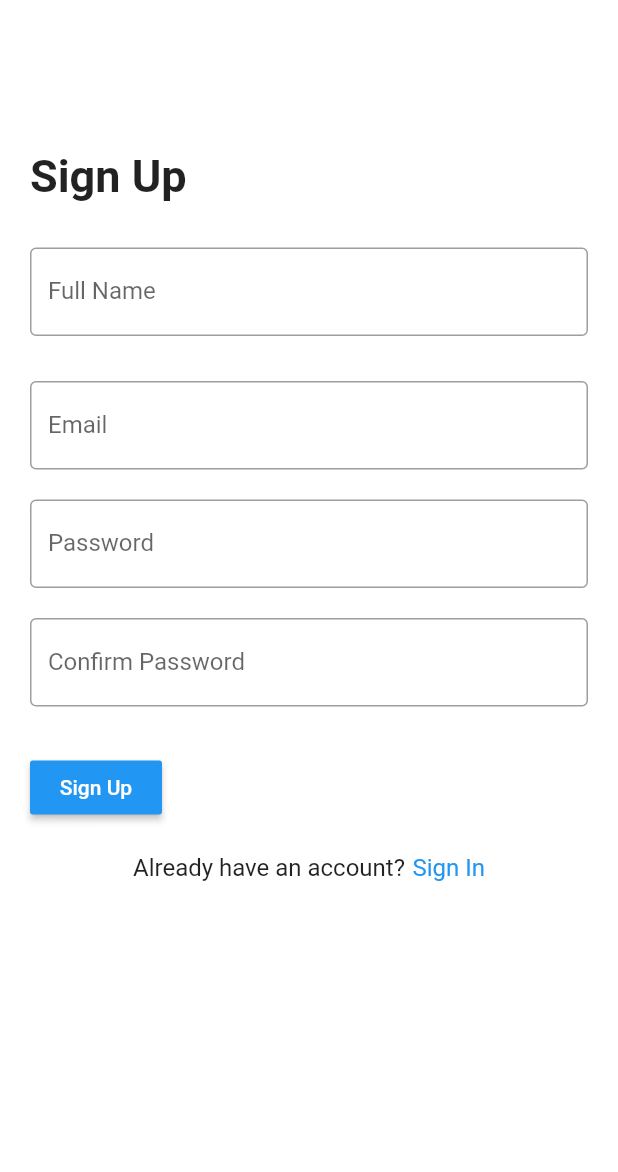
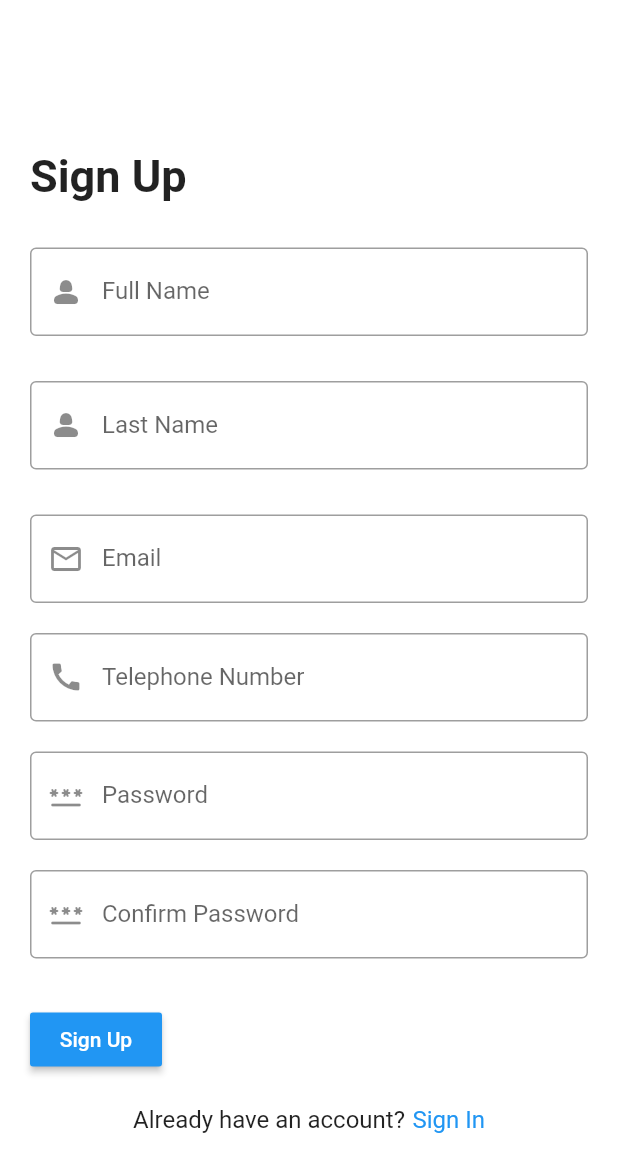
Before and after one commit to kanishkaviraj12/cinema_new, a Flutter app: the SignupPage screen opened directly, after a tap on "Sign Up", on a phone screen of 412 x 824 dp. Shown: the top 1172 px of the screen. Run offline on Flutter 3.47's test engine with Material 2 defaults, Android fonts, the phone set to English and light mode, and no system bars; our stand-ins replace cached_network_image, cloud_firestore, firebase_auth, firebase_core, get, google_fonts; accounts and stored records are empty; network calls fail.

Commit message:
done signup db

```diff
--- a/lib/signup.dart
+++ b/lib/signup.dart
@@ -1,12 +1,9 @@
-
 import 'package:cinema_new/User/Billing_information.dart';
 import 'package:cloud_firestore/cloud_firestore.dart';
 import 'package:firebase_auth/firebase_auth.dart';
 import 'package:firebase_core/firebase_core.dart';
 import 'package:flutter/foundation.dart';
 import 'package:flutter/material.dart';
-
-import 'User/home_page.dart';
 
 class SignupPage extends StatefulWidget {
   const SignupPage({super.key});
@@ -18,11 +15,12 @@ class SignupPage extends StatefulWidget {
 class _SignupPageState extends State<SignupPage> {
   final FirebaseAuth _auth = FirebaseAuth.instance;
 
-
   // Define variables to store email and password
   String email = '';
   String password = '';
   String fname = '';
+  int tpnumber = 0;
+  String lname = '';
 
   @override
   Widget build(BuildContext context) {
@@ -52,6 +50,21 @@ class _SignupPageState extends State<SignupPage> {
                 },
                 decoration: const InputDecoration(
                   labelText: 'Full Name',
+                  prefixIcon: Icon(Icons.person_2_rounded),
+                  border: OutlineInputBorder(),
+                ),
+              ),
+              const SizedBox(height: 30.0),
+              TextField(
+                onChanged: (value) {
+                  setState(() {
+                    // Store the full name entered by the user
+                    lname = value;
+                  });
+                },
+                decoration: const InputDecoration(
+                  labelText: 'Last Name',
+                  prefixIcon: Icon(Icons.person_2_rounded),
                   border: OutlineInputBorder(),
                 ),
               ),
@@ -65,6 +78,21 @@ class _SignupPageState extends State<SignupPage> {
                 },
                 decoration: const InputDecoration(
                   labelText: 'Email',
+                  prefixIcon: Icon(Icons.email_outlined),
+                  border: OutlineInputBorder(),
+                ),
+              ),
+              const SizedBox(height: 20.0),
+              TextField(
+                onChanged: (value) {
+                  setState(() {
+                    // Store the password entered by the user
+                    tpnumber = int.tryParse(value) ?? 0;
+                  });
+                },
+                decoration: const InputDecoration(
+                  labelText: 'Telephone Number',
+                  prefixIcon: Icon(Icons.call),
                   border: OutlineInputBorder(),
                 ),
               ),
@@ -79,6 +107,7 @@ class _SignupPageState extends State<SignupPage> {
                 obscureText: true,
                 decoration: const InputDecoration(
                   labelText: 'Password',
+                  prefixIcon: Icon(Icons.password_rounded),
                   border: OutlineInputBorder(),
                 ),
               ),
@@ -87,13 +116,14 @@ class _SignupPageState extends State<SignupPage> {
                 obscureText: true,
                 decoration: InputDecoration(
                   labelText: 'Confirm Password',
+                  prefixIcon: Icon(Icons.password_rounded),
                   border: OutlineInputBorder(),
                 ),
               ),
               const SizedBox(height: 30.0),
               MaterialButton(
                 onPressed: () {
-                  signUp(email, password, fname);
+                  signUp(email, password, fname, tpnumber.toString(), lname);
                   const billingInformation();
                 },
                 color: Colors.blue,
@@ -130,7 +160,8 @@ class _SignupPageState extends State<SignupPage> {
     );
   }
 
-  void signUp(String email, String password, String fname) async {
+  void signUp(String email, String password, String fname, String tpnumber,
+      String lname) async {
     try {
       // Create the user in Firebase Authentication
       UserCredential userCredential =
@@ -151,6 +182,8 @@ class _SignupPageState extends State<SignupPage> {
 
         await firestore.collection('users').doc(user.uid).set({
           'fname': fname,
+          'tpnumber': tpnumber,
+          'lname': lname,
         });
 
         // Navigate to the billing information page
```
Lines whose indentation alone changed are shown as unchanged.
